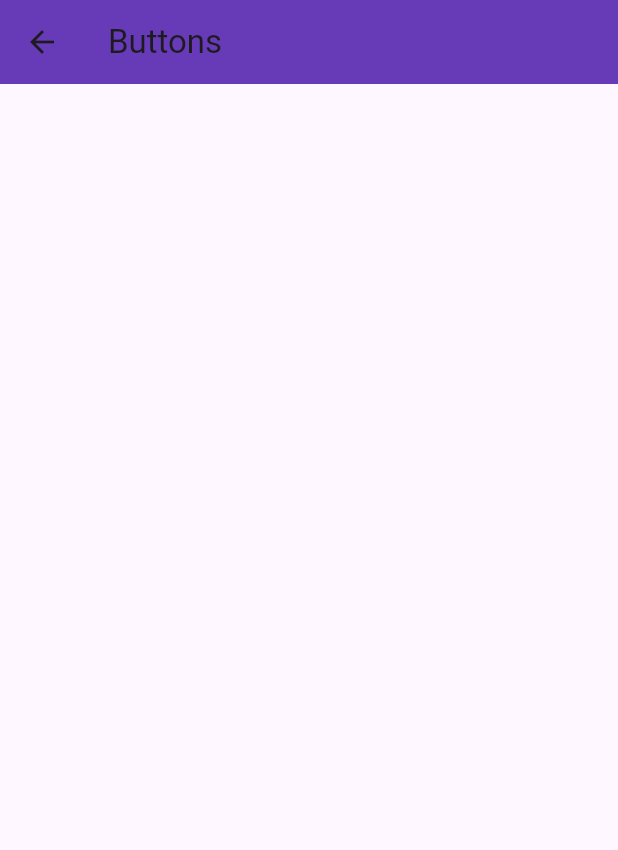
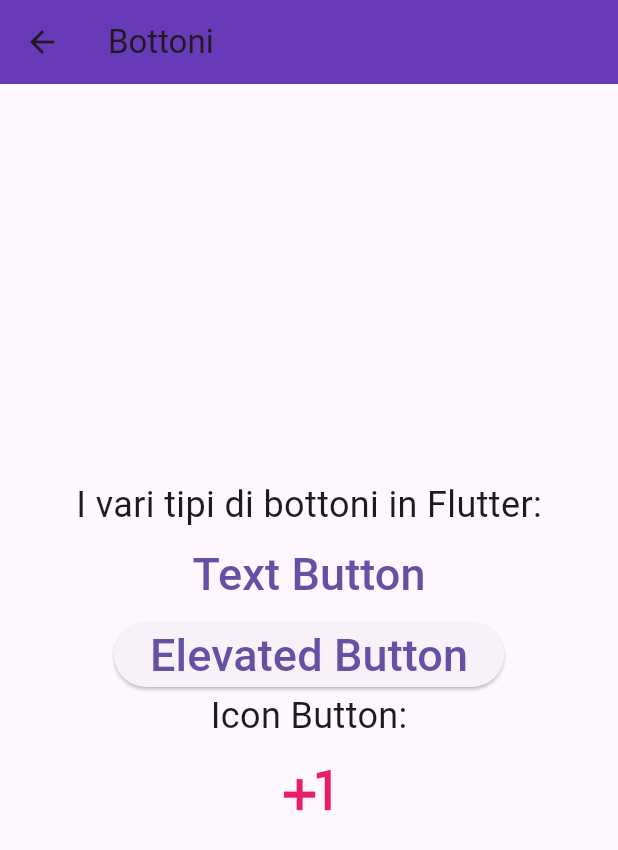
Before and after one commit to TheDollMaster98/flutter_tutorial, a Flutter app: the Tutorial3 screen opened by its route, on a phone screen of 412 x 824 dp. Shown: the top 850 px of the screen. Run offline on Flutter 3.47's test engine with Material 3 defaults, Android fonts, the phone set to English and light mode, and no system bars; missing offline and left inert: intro_flutter_0.

Commit message:
aggiunti i bottoni

```diff
--- a/lib/home_page.dart
+++ b/lib/home_page.dart
@@ -31,12 +31,17 @@ class HomePage extends StatelessWidget {
             },
           ),
           ListTile(
-            title: const Text('Tutorial 3: Buttons'),
+            title: const Text('Tutorial 3: Bottoni'),
             onTap: () {
               Navigator.pushNamed(context, '/tutorial_3');
             },
           ),
-
+          ListTile(
+            title: const Text('Tutorial 4: Colori'),
+            onTap: () {
+              Navigator.pushNamed(context, '/tutorial_3');
+            },
+          ),
           // Aggiungi altre voci di tutorial qui...
         ],
       ),
--- a/lib/tutorial_3_buttons/tutorial_3.dart
+++ b/lib/tutorial_3_buttons/tutorial_3.dart
@@ -1,19 +1,50 @@
 import 'package:flutter/material.dart';
 
-class Tutorial3 extends StatefulWidget {
-  const Tutorial3({super.key});
+class Tutorial3 extends StatelessWidget {
+  // Questo è un metodo che viene chiamato quando il pulsante viene premuto.
+  void onButtonPressed() {
+    print("Pressed");
+  }
 
-  @override
-  State<Tutorial3> createState() => _Tutorial3State();
-}
-
-class _Tutorial3State extends State<Tutorial3> {
   @override
   Widget build(BuildContext context) {
     return Scaffold(
       appBar: AppBar(
-          title: const Text('Buttons')
+        title: const Text('Bottoni'),
       ),
+      body: Center(child: body()),
     );
   }
+
+  // Questo metodo restituisce un widget Column, che prende una lista di figli e li dispone verticalmente.
+  // In questo caso, i figli sono un TextButton, un ElevatedButton e un IconButton.
+  Widget body() => Column(
+    // MainAxisAlignment.center posiziona i figli il più vicino possibile al centro lungo l'asse verticale.
+    mainAxisAlignment: MainAxisAlignment.center,
+    children: [
+      const Text("I vari tipi di bottoni in Flutter:", style: TextStyle(fontSize: 24),),
+      // TextButton è un tipo di pulsante che mostra il testo che descrive l'azione che verrà eseguita quando il pulsante viene premuto.
+      TextButton(
+        onPressed: onButtonPressed,
+        child: const Text(
+          "Text Button",
+          style: TextStyle(fontSize: 30),
+        ),
+      ),
+      // ElevatedButton è un tipo di pulsante Material Design che contiene inchiostro splash e ombreggiatura.
+      ElevatedButton(
+        onPressed: onButtonPressed,
+        child: const Text(
+          "Elevated Button",
+          style: TextStyle(fontSize: 30),
+        ),
+      ),
+      const Text('Icon Button:', style: TextStyle(fontSize: 24),),
+      // IconButton è un tipo di pulsante che contiene un'icona senza testo che descrive l'azione che verrà eseguita quando il pulsante viene premuto.
+      IconButton(
+        onPressed: onButtonPressed,
+        icon: const Icon(Icons.plus_one, size: 50, color: Colors.pink),
+      ),
+    ],
+  );
 }
```
